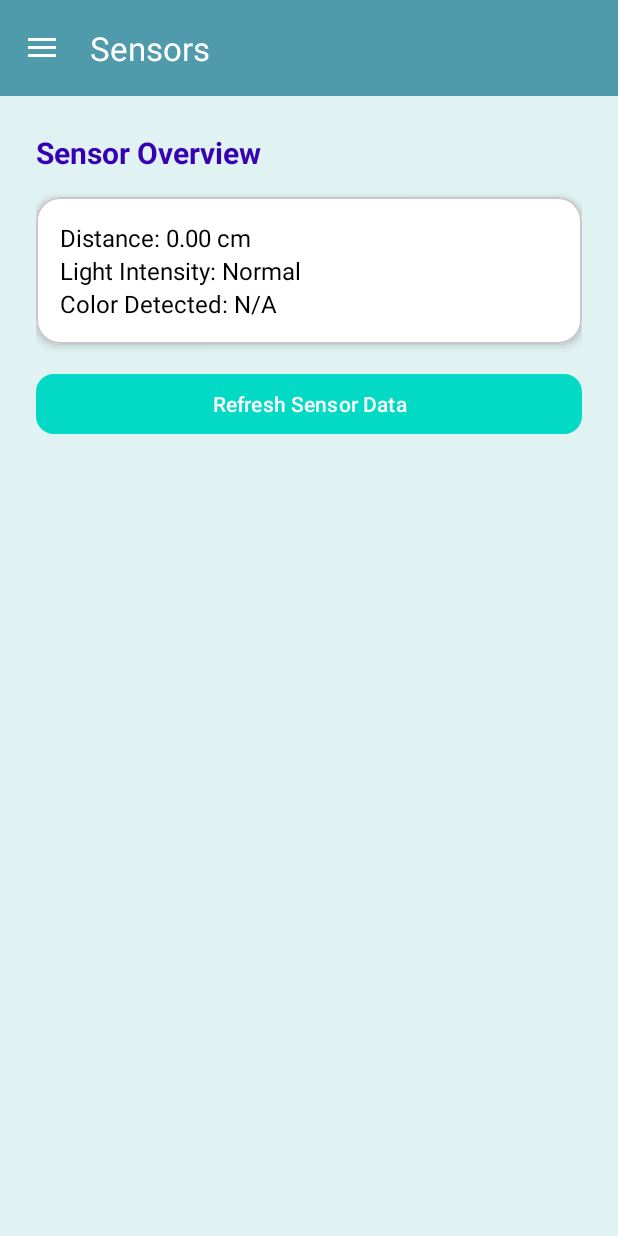
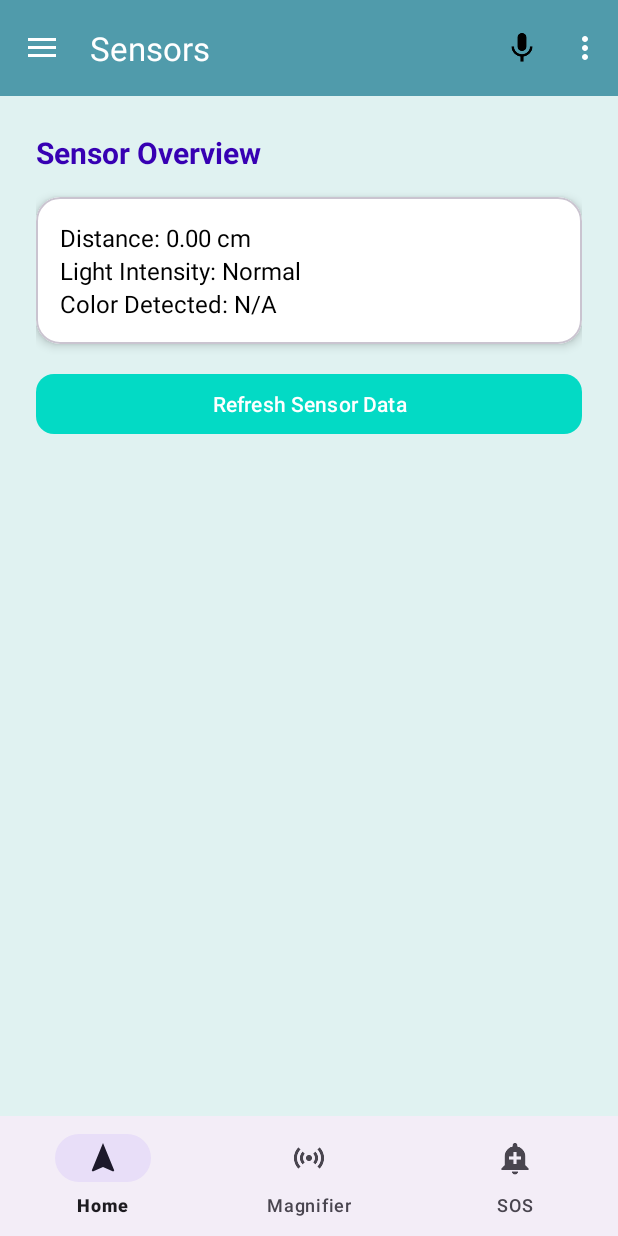
Before and after one commit to KushPatel7387/SmartAssistiveSystem, an Android app: the HomeActivity screen opened directly, with no data from a screen before it, in the side drawer, after a tap on "Sensors", on a phone screen of 412 x 824 dp. Run offline under Robolectric (Android 15) with nearby library versions, the light colour scheme and no system bars; our stand-ins replace navigation-ui.

Commit message:
Created Bottom navigation bar, improved the toolbar

```diff
--- a/assistivemodule/src/main/java/ca/visionassistinnovators/it/smartassistivesystem/ui/home/HomeActivity.java
+++ b/assistivemodule/src/main/java/ca/visionassistinnovators/it/smartassistivesystem/ui/home/HomeActivity.java
@@ -1,10 +1,11 @@
 package ca.visionassistinnovators.it.smartassistivesystem.ui.home;
 
 import android.os.Bundle;
+import android.view.Menu;
 import android.view.MenuItem;
-import android.view.View;
 
 import androidx.activity.OnBackPressedCallback;
+import androidx.annotation.NonNull;
 import androidx.appcompat.app.AlertDialog;
 import androidx.appcompat.app.AppCompatActivity;
 import androidx.appcompat.widget.Toolbar;
@@ -14,84 +15,68 @@ import androidx.navigation.NavController;
 import androidx.navigation.Navigation;
 import androidx.navigation.ui.AppBarConfiguration;
 import androidx.navigation.ui.NavigationUI;
+
+import com.google.android.material.bottomnavigation.BottomNavigationView;
 import com.google.android.material.navigation.NavigationView;
-import com.google.android.material.tabs.TabLayout;
-import androidx.viewpager2.widget.ViewPager2;
+
 import ca.visionassistinnovators.it.smartassistivesystem.R;
 
 public class HomeActivity extends AppCompatActivity {
 
     private AppBarConfiguration mAppBarConfiguration;
     private NavController navController;
-    private TabLayout tabLayout;
+    private DrawerLayout drawerLayout;
 
     @Override
     protected void onCreate(Bundle savedInstanceState) {
         super.onCreate(savedInstanceState);
         setContentView(R.layout.activity_main);
 
-        // Toolbar
+        // toolbar
         Toolbar toolbar = findViewById(R.id.toolbar);
         setSupportActionBar(toolbar);
 
-        // Drawer
-        DrawerLayout drawer = findViewById(R.id.drawer_layout);
+        // drawer
+        drawerLayout = findViewById(R.id.drawer_layout);
         NavigationView navigationView = findViewById(R.id.nav_view);
 
-        // NavController
+        // nav controller
         navController = Navigation.findNavController(this, R.id.nav_host_fragment_content_main);
 
-        // AppBar + Drawer
+        // top-level
         mAppBarConfiguration = new AppBarConfiguration.Builder(
-                R.id.nav_home, R.id.nav_magnifier,
-                R.id.nav_sos,R.id.nav_alerts, R.id.nav_sensors,
-                R.id.nav_profile, R.id.nav_settings)
-                .setOpenableLayout(drawer)
+                R.id.nav_home,
+                R.id.nav_magnifier,
+                R.id.nav_sos,
+                R.id.nav_alerts,
+                R.id.nav_sensors,
+                R.id.nav_profile
+        )
+                .setOpenableLayout(drawerLayout)
                 .build();
 
+        // connect toolbar + drawer + nav
         NavigationUI.setupActionBarWithNavController(this, navController, mAppBarConfiguration);
         NavigationUI.setupWithNavController(navigationView, navController);
 
-        // TABS
-        tabLayout = findViewById(R.id.tab_layout);
-        setupTabs();
-
-        // Sync Tab with Navigation
-        tabLayout.addOnTabSelectedListener(new TabLayout.OnTabSelectedListener() {
-            @Override
-            public void onTabSelected(TabLayout.Tab tab) {
-                int position = tab.getPosition();
-                if (position == 0) navController.navigate(R.id.nav_home);
-                else if (position == 1) navController.navigate(R.id.nav_magnifier);
-                else if (position == 2) navController.navigate(R.id.nav_sos);
+        // drawer: handle logout separately
+        navigationView.setNavigationItemSelectedListener(item -> {
+            int id = item.getItemId();
+            if (id == R.id.nav_logout) {
+                showLogoutDialog();
+                drawerLayout.closeDrawer(GravityCompat.START);
+                return true;
             }
-
-            @Override public void onTabUnselected(TabLayout.Tab tab) {}
-            @Override public void onTabReselected(TabLayout.Tab tab) {}
+            boolean handled = NavigationUI.onNavDestinationSelected(item, navController);
+            drawerLayout.closeDrawer(GravityCompat.START);
+            return handled;
         });
 
-        navController.addOnDestinationChangedListener((controller, destination, arguments) -> {
-            int id = destination.getId();
+        // bottom nav
+        BottomNavigationView bottomNav = findViewById(R.id.bottom_nav);
+        NavigationUI.setupWithNavController(bottomNav, navController);
 
-            // 1. SYNC TABS
-            if (id == R.id.nav_home) {
-                tabLayout.selectTab(tabLayout.getTabAt(0));
-            } else if (id == R.id.nav_magnifier) {
-                tabLayout.selectTab(tabLayout.getTabAt(1));
-            } else if (id == R.id.nav_sos) {
-                tabLayout.selectTab(tabLayout.getTabAt(2));
-            }
-
-            // 2. SHOW/HIDE TABS
-            if (id == R.id.nav_home || id == R.id.nav_magnifier || id == R.id.nav_sos) {
-                tabLayout.setVisibility(View.VISIBLE);
-                drawer.closeDrawer(GravityCompat.START); // CLOSE DRAWER
-            } else {
-                tabLayout.setVisibility(View.GONE);
-            }
-        });
-
-        // Back Press
+        // back press confirm
         getOnBackPressedDispatcher().addCallback(this, new OnBackPressedCallback(true) {
             @Override
             public void handleOnBackPressed() {
@@ -106,14 +91,46 @@ public class HomeActivity extends AppCompatActivity {
         });
     }
 
-    private void setupTabs() {
-        tabLayout.addTab(tabLayout.newTab().setText("Home").setContentDescription("Home Dashboard"));
-        tabLayout.addTab(tabLayout.newTab().setText("Magnifier").setContentDescription("Screen Magnifier"));
-        tabLayout.addTab(tabLayout.newTab().setText("SOS").setContentDescription("Emergency Alert"));
+    private void showLogoutDialog() {
+        new AlertDialog.Builder(this)
+                .setTitle("Logout")
+                .setMessage("Are you sure you want to logout?")
+                .setPositiveButton("Logout", (dialog, which) -> finish())
+                .setNegativeButton("Cancel", null)
+                .show();
+    }
+
+    @Override
+    public boolean onCreateOptionsMenu(Menu menu) {
+        getMenuInflater().inflate(R.menu.main, menu);
+        return true;
+    }
+
+    @Override
+    public boolean onOptionsItemSelected(@NonNull MenuItem item) {
+        int id = item.getItemId();
+
+        if (id == R.id.action_about) {
+            navController.navigate(R.id.nav_about);
+            return true;
+        } else if (id == R.id.action_settings) {
+            navController.navigate(R.id.nav_settings);
+            return true;
+        } else if (id == R.id.action_help) {
+            new AlertDialog.Builder(this)
+                    .setTitle("Help")
+                    .setMessage("This is the help section for Smart Assistive System.")
+                    .setPositiveButton("OK", null)
+                    .show();
+            return true;
+        }
+
+        return super.onOptionsItemSelected(item);
     }
 
     @Override
     public boolean onSupportNavigateUp() {
-        return NavigationUI.navigateUp(navController, mAppBarConfiguration) || super.onSupportNavigateUp();
+        return NavigationUI.navigateUp(navController, mAppBarConfiguration)
+                || super.onSupportNavigateUp();
     }
 }
--- a/assistivemodule/src/main/java/ca/visionassistinnovators/it/smartassistivesystem/ui/home/HomeFragment.java
+++ b/assistivemodule/src/main/java/ca/visionassistinnovators/it/smartassistivesystem/ui/home/HomeFragment.java
@@ -6,7 +6,6 @@
  * Kush Patel – N01657387
  * Daksh Rana – N01664095
  */
-
 package ca.visionassistinnovators.it.smartassistivesystem.ui.home;
 
 import android.os.Bundle;
@@ -24,8 +23,6 @@ import androidx.annotation.Nullable;
 import androidx.fragment.app.Fragment;
 import androidx.lifecycle.ViewModelProvider;
 
-import com.google.android.material.tabs.TabLayout;
-
 import ca.visionassistinnovators.it.smartassistivesystem.R;
 
 public class HomeFragment extends Fragment {
@@ -36,7 +33,7 @@ public class HomeFragment extends Fragment {
     private Handler handler;
     private int currentImageIndex = 0;
 
-    // 🔹 6 Images (place your actual drawable names here)
+    // 6 Images
     private final int[] imageList = {
             R.drawable.bell,
             R.drawable.gps,
@@ -46,14 +43,14 @@ public class HomeFragment extends Fragment {
             R.drawable.sound
     };
 
-    // 🔹 Optional captions (one per image)
+    // captions
     private final String[] captions = {
-            "Smart Assistive System: Helping visually impaired users", // bell
-            "Voice assistance activated",                               // gps
-            "Sensor module detecting nearby obstacles",                // record
-            "System providing safe navigation",                        // blind
-            "Emergency alert mode active",                              // sos
-            "All systems operating normally"                            // sound
+            "Smart Assistive System: Helping visually impaired users",
+            "Voice assistance activated",
+            "Sensor module detecting nearby obstacles",
+            "System providing safe navigation",
+            "Emergency alert mode active",
+            "All systems operating normally"
     };
 
     @Nullable
@@ -61,31 +58,28 @@ public class HomeFragment extends Fragment {
     public View onCreateView(@NonNull LayoutInflater inflater,
                              @Nullable ViewGroup container,
                              @Nullable Bundle savedInstanceState) {
+
         View root = inflater.inflate(R.layout.fragment_home, container, false);
 
         homeViewModel = new ViewModelProvider(this).get(HomeViewModel.class);
 
-        // ✅ Initialize slideshow components
         imgSlideshow = root.findViewById(R.id.imgSlideshow);
         tvCaption = root.findViewById(R.id.tv_caption);
 
-        // ✅ Initialize TextView from ViewModel
         final TextView textView = root.findViewById(R.id.text_home);
         homeViewModel.getText().observe(getViewLifecycleOwner(), textView::setText);
 
-        // ✅ Start slideshow
         startImageSlideshow();
 
         return root;
     }
 
     private void startImageSlideshow() {
-        handler = new Handler(Looper.getMainLooper()); // ✅ Non-deprecated
+        handler = new Handler(Looper.getMainLooper());
 
         handler.postDelayed(new Runnable() {
             @Override
             public void run() {
-                // Fade animation
                 AlphaAnimation fadeOut = new AlphaAnimation(1f, 0f);
                 fadeOut.setDuration(500);
                 fadeOut.setFillAfter(true);
@@ -101,7 +95,6 @@ public class HomeFragment extends Fragment {
 
                     @Override
                     public void onAnimationEnd(android.view.animation.Animation animation) {
-                        // Change image and caption
                         imgSlideshow.setImageResource(imageList[currentImageIndex]);
                         tvCaption.setText(captions[currentImageIndex]);
                         imgSlideshow.startAnimation(fadeIn);
@@ -111,29 +104,16 @@ public class HomeFragment extends Fragment {
                     public void onAnimationRepeat(android.view.animation.Animation animation) {}
                 });
 
-                // Move to next image
                 currentImageIndex = (currentImageIndex + 1) % imageList.length;
 
-                // Repeat every 3 seconds
                 handler.postDelayed(this, 3000);
             }
         }, 0);
     }
 
     @Override
-    public void onResume() {
-        super.onResume();
-        // FIX: Force show tabs when returning to Home
-        TabLayout tabLayout = requireActivity().findViewById(R.id.tab_layout);
-        if (tabLayout != null) {
-            tabLayout.setVisibility(View.VISIBLE);
-        }
-    }
-
-    @Override
     public void onDestroyView() {
         super.onDestroyView();
-        // Stop handler to avoid memory leaks
         if (handler != null) {
             handler.removeCallbacksAndMessages(null);
         }
--- a/assistivemodule/src/main/res/layout/activity_main.xml
+++ b/assistivemodule/src/main/res/layout/activity_main.xml
@@ -7,13 +7,11 @@
     android:layout_height="match_parent"
     tools:context=".ui.home.HomeActivity">
 
-    <!-- Main Content -->
     <LinearLayout
         android:orientation="vertical"
         android:layout_width="match_parent"
         android:layout_height="match_parent">
 
-        <!-- Toolbar -->
         <androidx.appcompat.widget.Toolbar
             android:id="@+id/toolbar"
             android:layout_width="match_parent"
@@ -22,18 +20,7 @@
             android:theme="@style/ThemeOverlay.AppCompat.Dark.ActionBar"
             app:popupTheme="@style/ThemeOverlay.AppCompat.Light" />
 
-        <!-- Tabs (moved here, right under toolbar) -->
-        <com.google.android.material.tabs.TabLayout
-            android:id="@+id/tab_layout"
-            android:layout_width="match_parent"
-            android:layout_height="wrap_content"
-            app:tabMode="fixed"
-            app:tabGravity="fill"
-            app:tabTextColor="#888888"
-            app:tabSelectedTextColor="#000000"
-            app:tabIndicatorColor="@color/purple_700" />
-
-        <!-- NavHostFragment (Your HomeFragment + others) -->
+        <!-- content -->
         <fragment
             android:id="@+id/nav_host_fragment_content_main"
             android:name="androidx.navigation.fragment.NavHostFragment"
@@ -43,9 +30,15 @@
             app:defaultNavHost="true"
             app:navGraph="@navigation/nav_graph" />
 
+        <!-- NEW: bottom navigation -->
+        <com.google.android.material.bottomnavigation.BottomNavigationView
+            android:id="@+id/bottom_nav"
+            android:layout_width="match_parent"
+            android:layout_height="wrap_content"
+            app:menu="@menu/bottom_nav_menu" />
+
     </LinearLayout>
 
-    <!-- Navigation Drawer -->
     <com.google.android.material.navigation.NavigationView
         android:id="@+id/nav_view"
         android:layout_width="wrap_content"
--- /dev/null
+++ b/assistivemodule/src/main/res/menu/bottom_nav_menu.xml
@@ -0,0 +1,17 @@
+<?xml version="1.0" encoding="utf-8"?>
+<menu xmlns:android="http://schemas.android.com/apk/res/android">
+    <item
+        android:id="@+id/nav_home"
+        android:icon="@drawable/img_navigation"
+        android:title="Home" />
+
+    <item
+        android:id="@+id/nav_magnifier"
+        android:icon="@drawable/img_sensor"
+        android:title="Magnifier" />
+
+    <item
+        android:id="@+id/nav_sos"
+        android:icon="@drawable/img_alert"
+        android:title="SOS" />
+</menu>
```
